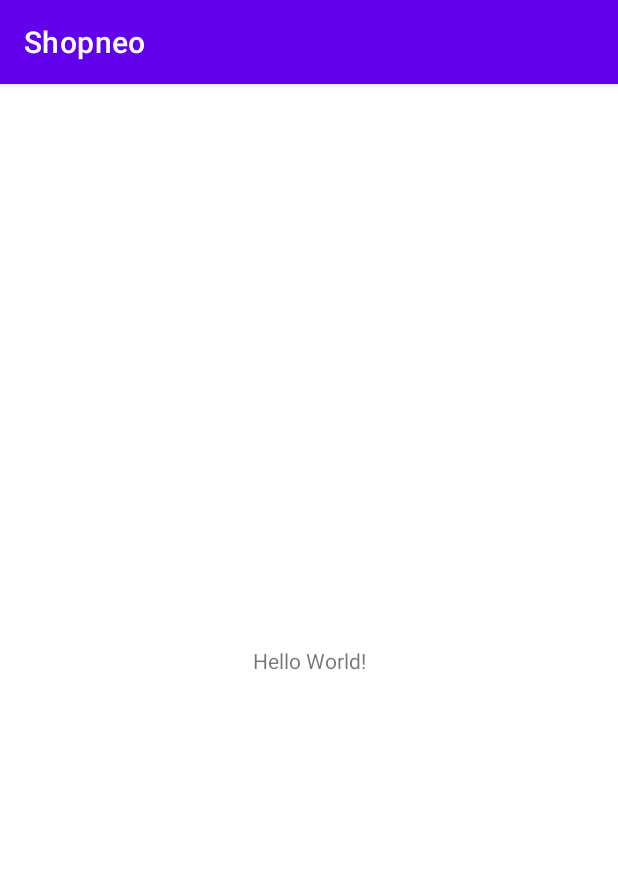
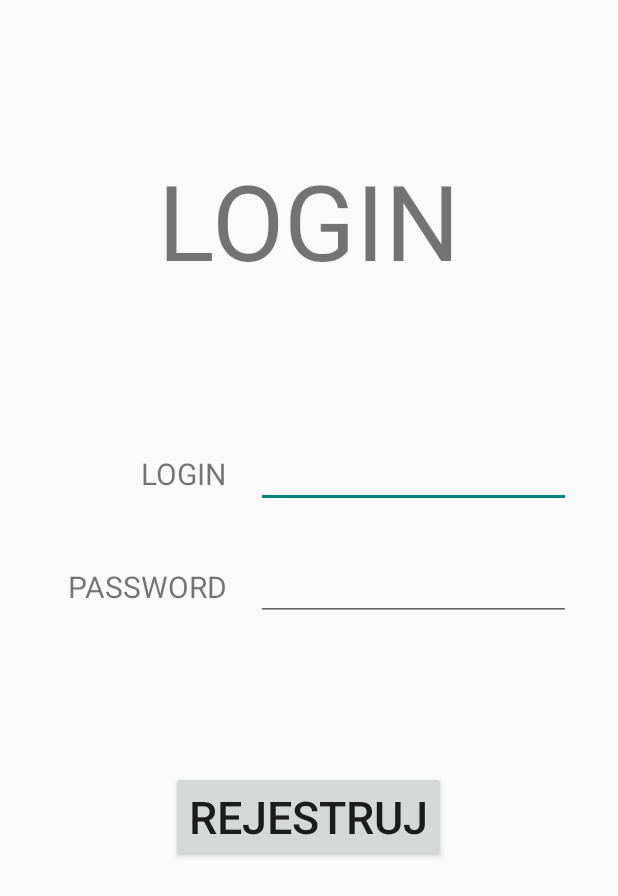
Before and after one commit to xIshikiri/Shopneo, an Android app: the screen it shows after launch (MainActivity), on a phone screen of 412 x 824 dp. Shown: the top 896 px of the screen. Run offline under Robolectric (Android 15) with nearby library versions, the phone set to English and light mode, and no system bars.

```diff
--- a/app/src/main/java/com/example/shopneo/MainActivity.java
+++ b/app/src/main/java/com/example/shopneo/MainActivity.java
@@ -2,13 +2,21 @@ package com.example.shopneo;
 
 import androidx.appcompat.app.AppCompatActivity;
 
+import android.database.sqlite.SQLiteDatabase;
 import android.os.Bundle;
 
 public class MainActivity extends AppCompatActivity {
+
+    Shopneo.ShopneoDBHelper dbHelper;
+    SQLiteDatabase db;
 
     @Override
     protected void onCreate(Bundle savedInstanceState) {
         super.onCreate(savedInstanceState);
         setContentView(R.layout.activity_main);
+
+        dbHelper = new Shopneo.ShopneoDBHelper(this);
+        db = dbHelper.getWritableDatabase();
+
     }
 }
--- /dev/null
+++ b/app/src/main/java/com/example/shopneo/Shopneo.java
@@ -0,0 +1,161 @@
+package com.example.shopneo;
+
+import android.content.Context;
+import android.database.sqlite.SQLiteDatabase;
+import android.database.sqlite.SQLiteOpenHelper;
+import android.provider.BaseColumns;
+
+import androidx.annotation.Nullable;
+
+public final class Shopneo {
+
+    private Shopneo() {}
+    public static final String SQL_TAG = "SQL";
+
+    private static final String DATABASE_NAME = "Shopneo.db";
+    private static final int DATABASE_VERSION = 1;
+
+    public static class Account implements BaseColumns {
+        private static final String ACCOUNT_TABLE_NAME = "Account";
+//        private static final String ACCOUNT_COLUMN_ID = "id_account"; // integer, primary key, unique, auto increment
+        private static final String ACCOUNT_COLUMN_ID_CLIENT = "id_client"; // integer
+        private static final String ACCOUNT_COLUMN_EMAIL = "email"; // text
+        private static final String ACCOUNT_COLUMN_PASSWORD = "password"; // text
+    }
+
+    public static class Client implements BaseColumns {
+        private static final String CLIENT_TABLE_NAME = "Client";
+//        private static final String CLIENT_COLUMN_ID = "id_client"; // integer, primary key, unique, auto increment
+        private static final String CLIENT_COLUMN_NAME = "name"; // text
+        private static final String CLIENT_COLUMN_SURNAME = "surname"; // text
+        private static final String CLIENT_COLUMN_DOB = "date_of_birth"; // datetime
+        private static final String CLIENT_COLUMN_PHONE = "phone_number"; // text
+    }
+
+    public static class Cart implements BaseColumns {
+        private static final String ORDER_TABLE_NAME = "Cart";
+//        private static final String ORDER_COLUMN_ID = "id_order"; // integer, primary key, unique, auto increment
+        private static final String ORDER_COLUMN_ID_CLIENT = "id_client"; // integer
+        private static final String ORDER_COLUMN_DATE = "date"; // datetime
+        private static final String ORDER_COLUMN_HOME_ADDRESS = "home_address"; // text
+        private static final String ORDER_COLUMN_CITY = "city"; // text
+        private static final String ORDER_COLUMN_POSTAL_CODE = "postal_code"; // text
+    }
+
+    public static class OrderProduct implements BaseColumns {
+        private static final String ORDER_PRODUCT_TABLE_NAME = "Order_Product";
+        private static final String ORDER_PRODUCT_COLUMN_ID_ORDER = "id_order"; // integer, primary key, unique, auto increment
+        private static final String ORDER_PRODUCT_COLUMN_ID_PRODUCT = "id_product"; // integer
+        private static final String ORDER_PRODUCT_COLUMN_SIZE = "size"; // text
+        private static final String ORDER_PRODUCT_COLUMN_COUNT = "count"; // integer
+    }
+
+    public static class Product implements BaseColumns {
+        private static final String PRODUCT_TABLE_NAME = "Product";
+//        private static final String PRODUCT_COLUMN_ID = "id_product"; // integer, primary key, unique, auto increment
+        private static final String PRODUCT_COLUMN_NAME = "name"; // text
+        private static final String PRODUCT_COLUMN_PRICE = "price"; // real
+        private static final String PRODUCT_COLUMN_TYPE = "type"; // text
+        private static final String PRODUCT_COLUMN_PHOTO = "photo"; // text
+    }
+
+    private static final String SQL_CREATE_ACCOUNT =
+            "CREATE TABLE IF NOT EXISTS "
+                + Account.ACCOUNT_TABLE_NAME + " ("
+                + Account._ID + " INTEGER PRIMARY KEY, "
+                + Account.ACCOUNT_COLUMN_ID_CLIENT + " INTEGER NOT NULL, "
+                + Account.ACCOUNT_COLUMN_EMAIL + " TEXT NOT NULL, "
+                + Account.ACCOUNT_COLUMN_PASSWORD + " TEXT NOT NULL);";
+
+    private static final String SQL_CREATE_CLIENT =
+            "CREATE TABLE IF NOT EXISTS "
+                + Client.CLIENT_TABLE_NAME + " ("
+                + Client._ID + " INTEGER PRIMARY KEY, "
+                + Client.CLIENT_COLUMN_NAME + " TEXT NOT NULL, "
+                + Client.CLIENT_COLUMN_SURNAME + " TEXT NOT NULL, "
+                + Client.CLIENT_COLUMN_DOB + " TEXT NOT NULL, "
+                + Client.CLIENT_COLUMN_PHONE + " TEXT NOT NULL);";
+
+    private static final String SQL_CREATE_ORDER =
+            "CREATE TABLE IF NOT EXISTS "
+                + Cart.ORDER_TABLE_NAME + " ("
+                + Cart._ID + " INTEGER PRIMARY KEY, "
+                + Cart.ORDER_COLUMN_ID_CLIENT + " INTEGER NOT NULL, "
+                + Cart.ORDER_COLUMN_DATE + " TEXT NOT NULL, "
+                + Cart.ORDER_COLUMN_HOME_ADDRESS + " TEXT NOT NULL, "
+                + Cart.ORDER_COLUMN_CITY + " TEXT NOT NULL, "
+                + Cart.ORDER_COLUMN_POSTAL_CODE + "TEXT NOT NULL);";
+
+    private static final String SQL_CREATE_ORDER_PRODUCT =
+            "CREATE TABLE IF NOT EXISTS "
+                + OrderProduct.ORDER_PRODUCT_TABLE_NAME + " ("
+                + OrderProduct._ID + " INTEEGER PRIMARY KEY, "
+                + OrderProduct.ORDER_PRODUCT_COLUMN_ID_ORDER + " INTEGER NOT NULL, "
+                + OrderProduct.ORDER_PRODUCT_COLUMN_ID_PRODUCT + " INTEGER NOT NULL, "
+                + OrderProduct.ORDER_PRODUCT_COLUMN_COUNT + " INTEGER NOT NULL, "
+                + OrderProduct.ORDER_PRODUCT_COLUMN_SIZE + " TEXT NOT NULL);";
+
+    private static final String SQL_CREATE_PRODUCT =
+            "CREATE TABLE IF NOT EXISTS "
+                + Product.PRODUCT_TABLE_NAME + " ("
+                + Product._ID + " INTEGER PRIMARY KEY, "
+                + Product.PRODUCT_COLUMN_NAME + " TEXT NOT NULL, "
+                + Product.PRODUCT_COLUMN_TYPE + " TEXT NOT NULL, "
+                + Product.PRODUCT_COLUMN_PRICE + " REAL NOT NULL, "
+                + Product.PRODUCT_COLUMN_PHOTO + " TEXT NOT NULL);";
+
+    private static final String SQL_DELETE_ACCOUNT =
+            "DROP TABLE IF EXISTS " + Account.ACCOUNT_TABLE_NAME + ";";
+
+    private static final String SQL_DELETE_CLIENT =
+            "DROP TABLE IF EXISTS " + Client.CLIENT_TABLE_NAME + ";";
+
+    private static final String SQL_DELETE_ORDER =
+            "DROP TABLE IF EXISTS " + Cart.ORDER_TABLE_NAME + ";";
+
+    private static final String SQL_DELETE_ORDER_PRODUCT =
+            "DROP TABLE IF EXISTS " + OrderProduct.ORDER_PRODUCT_TABLE_NAME + ";";
+
+    private static final String SQL_DELETE_PRODUCT =
+            "DROP TABLE IF EXISTS " + Product.PRODUCT_TABLE_NAME + ";";
+
+    public static class ShopneoDBHelper extends SQLiteOpenHelper{
+
+        public static final int DATABASE_VERSION = 1;
+        public static final String DATABASE_NAME = "Shopneo.db";
+
+        public ShopneoDBHelper(@Nullable Context context) {
+            super(context, DATABASE_NAME, null, DATABASE_VERSION);
+        }
+
+        @Override
+        public void onCreate(SQLiteDatabase sqLiteDatabase) {
+            sqLiteDatabase.execSQL(SQL_CREATE_ACCOUNT);
+            sqLiteDatabase.execSQL(SQL_CREATE_CLIENT);
+            sqLiteDatabase.execSQL(SQL_CREATE_ORDER);
+            sqLiteDatabase.execSQL(SQL_CREATE_ORDER_PRODUCT);
+            sqLiteDatabase.execSQL(SQL_CREATE_PRODUCT);
+
+            importData(sqLiteDatabase);
+        }
+
+        @Override
+        public void onUpgrade(SQLiteDatabase sqLiteDatabase, int i, int i1) {
+            sqLiteDatabase.execSQL(SQL_DELETE_ACCOUNT);
+            sqLiteDatabase.execSQL(SQL_DELETE_CLIENT);
+            sqLiteDatabase.execSQL(SQL_DELETE_ORDER);
+            sqLiteDatabase.execSQL(SQL_DELETE_ORDER_PRODUCT);
+            sqLiteDatabase.execSQL(SQL_DELETE_PRODUCT);
+            onCreate(sqLiteDatabase);
+        }
+
+        @Override
+        public void onDowngrade(SQLiteDatabase db, int oldVersion, int newVersion) {
+            onUpgrade(db, oldVersion, newVersion);
+        }
+
+        private void importData(SQLiteDatabase db){
+
+        }
+    }
+}
--- a/app/src/main/res/layout/activity_main.xml
+++ b/app/src/main/res/layout/activity_main.xml
@@ -1,18 +1,79 @@
 <?xml version="1.0" encoding="utf-8"?>
-<androidx.constraintlayout.widget.ConstraintLayout xmlns:android="http://schemas.android.com/apk/res/android"
-    xmlns:app="http://schemas.android.com/apk/res-auto"
+<LinearLayout xmlns:android="http://schemas.android.com/apk/res/android"
     xmlns:tools="http://schemas.android.com/tools"
     android:layout_width="match_parent"
     android:layout_height="match_parent"
-    tools:context=".MainActivity">
+    tools:context=".MainActivity"
+    android:orientation="vertical">
 
     <TextView
         android:layout_width="wrap_content"
         android:layout_height="wrap_content"
-        android:text="Hello World!"
-        app:layout_constraintBottom_toBottomOf="parent"
-        app:layout_constraintEnd_toEndOf="parent"
-        app:layout_constraintStart_toStartOf="parent"
-        app:layout_constraintTop_toTopOf="parent" />
+        android:layout_gravity="center"
+        android:layout_marginTop="100dp"
+        android:text="@string/login"
+        android:textSize="70sp"
+        android:textAllCaps="true"/>
 
-</androidx.constraintlayout.widget.ConstraintLayout>
+    <LinearLayout
+        android:layout_height="wrap_content"
+        android:layout_width="350dp"
+        android:layout_gravity="center"
+        android:layout_marginTop="100dp"
+        android:orientation="horizontal">
+
+        <TextView
+            android:layout_width="120dp"
+            android:layout_height="wrap_content"
+            android:layout_gravity="center"
+            android:gravity="end"
+            android:text="@string/login"
+            android:textSize="20sp"
+            android:textAllCaps="true"/>
+
+        <EditText
+            android:layout_width="match_parent"
+            android:layout_height="wrap_content"
+            android:layout_gravity="end"
+            android:layout_marginStart="20dp"
+            android:ems="10"
+            android:inputType="text"/>
+
+    </LinearLayout>
+
+    <LinearLayout
+        android:layout_height="wrap_content"
+        android:layout_width="350dp"
+        android:layout_gravity="center"
+        android:layout_marginTop="30dp"
+        android:orientation="horizontal">
+
+        <TextView
+            android:layout_width="120dp"
+            android:layout_height="wrap_content"
+            android:layout_gravity="center"
+            android:gravity="end"
+            android:text="@string/password"
+            android:textSize="20sp"
+            android:textAllCaps="true"/>
+
+        <EditText
+            android:layout_width="match_parent"
+            android:layout_height="wrap_content"
+            android:layout_gravity="end"
+            android:layout_marginStart="20dp"
+            android:ems="10"
+            android:inputType="textPassword"
+            android:singleLine="false" />
+
+    </LinearLayout>
+
+    <Button
+        android:layout_width="wrap_content"
+        android:layout_height="wrap_content"
+        android:layout_gravity="center"
+        android:layout_marginTop="100dp"
+        android:text="rejestruj"
+        android:textSize="30sp" />
+
+</LinearLayout>
--- a/app/src/main/res/values-night/themes.xml
+++ b/app/src/main/res/values-night/themes.xml
@@ -1,6 +1,6 @@
 <resources xmlns:tools="http://schemas.android.com/tools">
     <!-- Base application theme. -->
-    <style name="Theme.Shopneo" parent="Theme.MaterialComponents.DayNight.DarkActionBar">
+    <style name="Theme.Shopneo" parent="Theme.MaterialComponents.DayNight.NoActionBar.Bridge">
         <!-- Primary brand color. -->
         <item name="colorPrimary">@color/purple_200</item>
         <item name="colorPrimaryVariant">@color/purple_700</item>
--- a/app/src/main/res/values/strings.xml
+++ b/app/src/main/res/values/strings.xml
@@ -1,3 +1,5 @@
 <resources>
     <string name="app_name">Shopneo</string>
+    <string name="login">login</string>
+    <string name="password">password</string>
 </resources>
--- a/app/src/main/res/values/themes.xml
+++ b/app/src/main/res/values/themes.xml
@@ -1,6 +1,6 @@
 <resources xmlns:tools="http://schemas.android.com/tools">
     <!-- Base application theme. -->
-    <style name="Theme.Shopneo" parent="Theme.MaterialComponents.DayNight.DarkActionBar">
+    <style name="Theme.Shopneo" parent="Theme.MaterialComponents.DayNight.NoActionBar.Bridge">
         <!-- Primary brand color. -->
         <item name="colorPrimary">@color/purple_500</item>
         <item name="colorPrimaryVariant">@color/purple_700</item>
```
